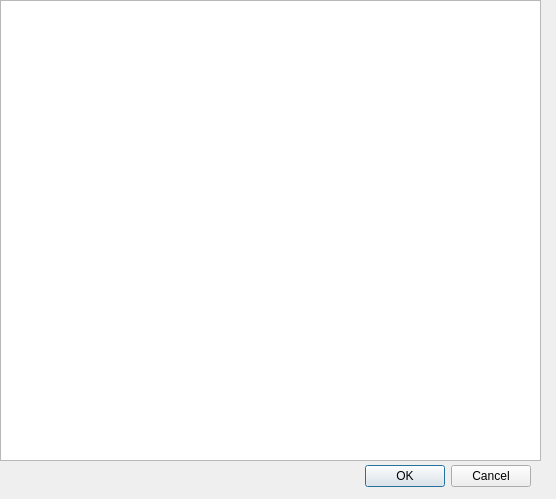
Above: sensorview.ui from ShemK/Open-Source-Spectrum-Access-System before the change. Below: the same form after it.
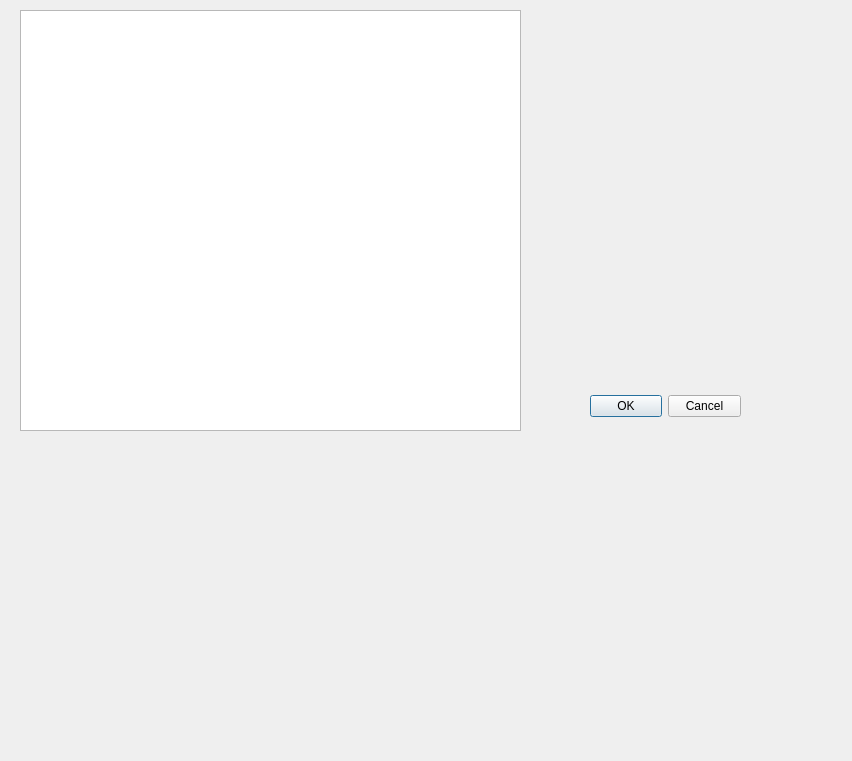
That is the form after the change.

```diff
--- a/sensorview.ui
+++ b/sensorview.ui
@@ -6,8 +6,8 @@
    <rect>
     <x>0</x>
     <y>0</y>
-    <width>556</width>
-    <height>499</height>
+    <width>852</width>
+    <height>761</height>
    </rect>
   </property>
   <property name="windowTitle">
@@ -16,9 +16,9 @@
   <widget class="QDialogButtonBox" name="buttonBox">
    <property name="geometry">
     <rect>
-     <x>190</x>
-     <y>460</y>
-     <width>341</width>
+     <x>590</x>
+     <y>390</y>
+     <width>151</width>
      <height>32</height>
     </rect>
    </property>
@@ -32,13 +32,24 @@
   <widget class="QTableWidget" name="tableWidget">
    <property name="geometry">
     <rect>
-     <x>0</x>
-     <y>0</y>
-     <width>541</width>
-     <height>461</height>
+     <x>20</x>
+     <y>10</y>
+     <width>501</width>
+     <height>421</height>
     </rect>
    </property>
   </widget>
+  <widget class="QWidget" name="gridLayoutWidget">
+   <property name="geometry">
+    <rect>
+     <x>20</x>
+     <y>430</y>
+     <width>741</width>
+     <height>321</height>
+    </rect>
+   </property>
+   <layout class="QGridLayout" name="myGrid"/>
+  </widget>
  </widget>
  <resources/>
  <connections>
```
